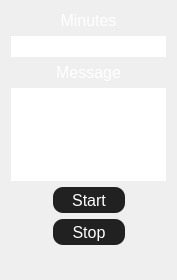
Above: source/mainwindow.ui from serverlinkdev/timer before the change. Below: the same form after it.
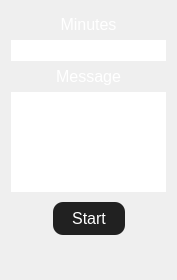
That is the form after the change.

Commit message:
Remove the stop button.
Make the start button a toggle to start/stop

Refactor the start buttons method to be a toggle.

Remove CSS for hovers in designer and put them in local method that will
change the hover color of the button using an enum of green or red.

Rearrange the GUI to look nice with just one button.

Remove old stale comments.

Patch:
```diff
--- a/source/mainwindow.ui
+++ b/source/mainwindow.ui
@@ -30,23 +30,23 @@
 border-radius: 10px;
 color: white;
 }
-QPushButton:hover {
- background-color: rgb(133,130,122);
-}
-QPushButton#pbStart:pressed {
- background-color: rgb(65, 205, 82);     
-}
-QPushButton#pbStop:pressed {
- background-color: red;     
-}
+
 </string>
   </property>
   <widget class="QWidget" name="centralWidget">
    <layout class="QVBoxLayout" name="verticalLayout_3">
     <item>
+     <layout class="QVBoxLayout" name="verticalLayout">
+      <item>
      <layout class="QVBoxLayout" name="verticalLayout_2">
       <item>
        <widget class="QLabel" name="lblMins">
+          <property name="sizePolicy">
+           <sizepolicy hsizetype="Preferred" vsizetype="Maximum">
+            <horstretch>0</horstretch>
+            <verstretch>0</verstretch>
+           </sizepolicy>
+          </property>
         <property name="font">
          <font>
           <pointsize>12</pointsize>
@@ -90,11 +90,9 @@
      </layout>
     </item>
     <item>
-     <layout class="QVBoxLayout" name="verticalLayout">
-      <item>
        <widget class="QLabel" name="lblMsg">
         <property name="sizePolicy">
-         <sizepolicy hsizetype="Preferred" vsizetype="Fixed">
+         <sizepolicy hsizetype="Preferred" vsizetype="Maximum">
           <horstretch>0</horstretch>
           <verstretch>0</verstretch>
          </sizepolicy>
@@ -114,6 +112,18 @@
       </item>
       <item>
        <widget class="QTextEdit" name="txtEdMsg">
+        <property name="sizePolicy">
+         <sizepolicy hsizetype="Expanding" vsizetype="Preferred">
+          <horstretch>0</horstretch>
+          <verstretch>0</verstretch>
+         </sizepolicy>
+        </property>
+        <property name="maximumSize">
+         <size>
+          <width>16777215</width>
+          <height>100</height>
+         </size>
+        </property>
         <property name="palette">
          <palette>
           <active>
@@ -215,7 +225,7 @@
         <property name="minimumSize">
          <size>
           <width>72</width>
-          <height>26</height>
+          <height>33</height>
          </size>
         </property>
         <property name="font">
@@ -228,34 +238,8 @@
         </property>
        </widget>
       </item>
-      <item>
-       <widget class="QPushButton" name="pbStop">
-        <property name="sizePolicy">
-         <sizepolicy hsizetype="Fixed" vsizetype="Fixed">
-          <horstretch>0</horstretch>
-          <verstretch>0</verstretch>
-         </sizepolicy>
-        </property>
-        <property name="minimumSize">
-         <size>
-          <width>72</width>
-          <height>26</height>
-         </size>
-        </property>
-        <property name="font">
-         <font>
-          <pointsize>12</pointsize>
-         </font>
-        </property>
-        <property name="text">
-         <string>Stop</string>
-        </property>
-       </widget>
-      </item>
      </layout>
     </item>
-    <item>
-     <layout class="QHBoxLayout" name="horizontalLayout_2">
       <item>
        <widget class="QLabel" name="lblStatus">
         <property name="sizePolicy">
@@ -276,8 +260,6 @@
          <set>Qt::AlignCenter</set>
         </property>
        </widget>
-      </item>
-     </layout>
     </item>
    </layout>
   </widget>
```
Lines whose indentation alone changed are shown as unchanged. The commit also changes 2 other files.
